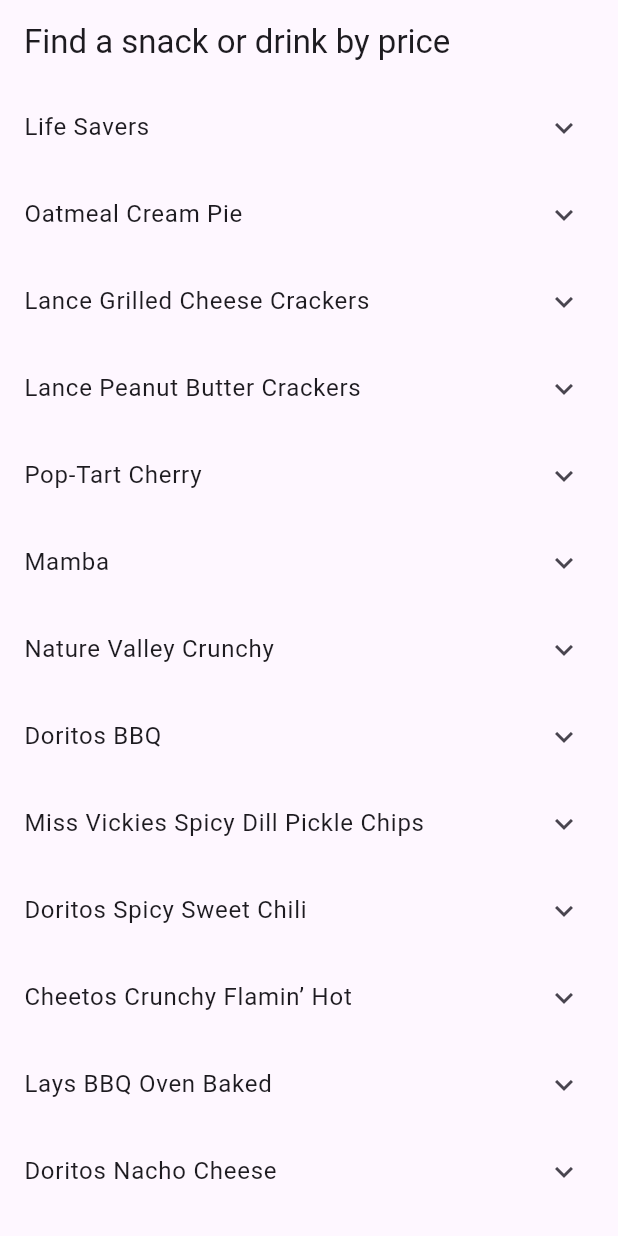
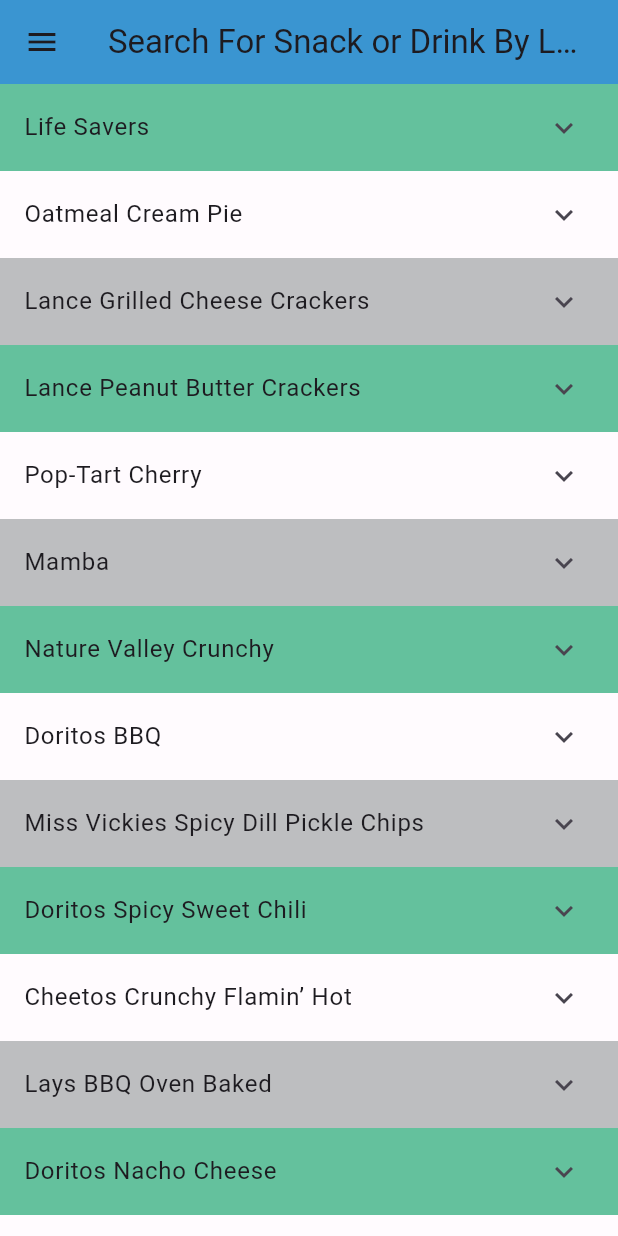
Before and after one commit to IUS-CS/c346-sp24-34658-project-snackmap, a Flutter app: the screen it shows after launch, in the side drawer, after a tap on "Price", on a phone screen of 412 x 824 dp. Run offline on Flutter 3.47's test engine with Material 3 defaults, Android fonts, the phone set to English and light mode, and no system bars.

Commit message:
Fixed merge issues

```diff
--- a/src/SnackMap/lib/price_page.dart
+++ b/src/SnackMap/lib/price_page.dart
@@ -2,6 +2,7 @@
 import 'dart:convert';
 import 'package:flutter/material.dart';
 import 'package:flutter/services.dart';
+import 'main.dart';
 
 class PricePage extends StatefulWidget {
   const PricePage({super.key});
@@ -44,8 +45,17 @@
 
   @override
   Widget build(BuildContext context) {
+    int _colorIndex = 0; // Index to cycle through background colors
+
     return Scaffold(
-      appBar: AppBar(title: Text("Find a snack or drink by price")),
+      //Add drawer from main.dart
+      drawer: const SearchDrawer(),
+      appBar: AppBar(
+        backgroundColor: const Color(0xff3A95D1),
+        title: const Center(
+          child: Text('Search For Snack or Drink By Lowest Price'),
+        ),
+      ),
       body: Center(
         child: Container(
           child: ListView.builder(
@@ -53,19 +63,37 @@
             itemBuilder: (context, index) {
               //Get the item name
               List<String> parts = _priceMapList[index].split(':');
-
               //Get name,price,and location
               String snackName = parts[0].trim();
               List<String> pricesAndLocations = parts[1].trim().split(',');
-              return ExpansionTile(
-                title: Text(snackName),
-                children: <Widget>[
-                  for(int i =0; i < pricesAndLocations.length;i = i+2)
+              //Remove white space
+              for(int i =0; i < pricesAndLocations.length;i++){
+                pricesAndLocations[i] = pricesAndLocations[i].trim();
+              };
 
+              //Background colors
+              List<Color> backgroundColors = [
+                const Color(0xff64C19D),
+                const Color(0xffFFFBFE),
+                const Color(0xffBDBEC0),
+              ];
+
+              //Cycle through colors
+              Color backgroundColor = backgroundColors[_colorIndex];
+              _colorIndex = (_colorIndex + 1) % backgroundColors.length;
+
+              return Container(
+                color: backgroundColor,
+                child: ExpansionTile(
+                  title: Text(snackName),
+                  children: <Widget>[
+                    for(int i =0; i < pricesAndLocations.length;i = i+2)
                       ListTile(
-                      title: Text('\$${pricesAndLocations[i]} at${pricesAndLocations[i+1]}', textAlign: TextAlign.start),
-                    ),
-                ],
+                        //Output $price at location
+                        title: Text('\$${pricesAndLocations[i]} at ${pricesAndLocations[i+1]}', textAlign: TextAlign.start),
+                      ),
+                  ],
+                ),
               );
             },
           ),
@@ -74,217 +102,3 @@
     );
   }
 }
-
-
-// import 'dart:async';
-// import 'dart:convert';
-// import 'package:flutter/material.dart';
-// import 'package:flutter/services.dart';
-
-// class PricePage extends StatefulWidget {
-//   const PricePage({super.key});
-
-//   @override
-//   State<StatefulWidget> createState() {
-//     return MyAppScreenState();
-//   }
-// }
-
-// class MyAppScreenState extends State<PricePage> {
-//   List<String> _priceMapList = [];
-
-//   Future<List<String>> _loadpriceMapList() async {
-//     List<String> priceMapList = [];
-//     //Add each line in file to priceMapList
-//     await rootBundle.loadString('assets/PriceMap.txt').then((q) {
-//       for (String i in LineSplitter().convert(q)) {
-//         priceMapList.add(i);
-//       }
-//     });
-//     return priceMapList;
-//   }
-
-//   @override
-//   void initState() {
-//     _setup();
-//     super.initState();
-//   }
-
-//   _setup() async {
-//     //Retrieve the priceMapList
-//     List<String> priceMapList = await _loadpriceMapList();
-
-//     //Display the items in list
-//     setState(() {
-//       _priceMapList = priceMapList;
-//     });
-//   }
-
-//   @override
-//   Widget build(BuildContext context) {
-//     return Scaffold(
-//       appBar: AppBar(title: Text("Find a snack or drink by price")),
-//       body: Center(
-//         child: Container(
-//           child: ListView.builder(
-//             itemCount: _priceMapList.length,
-//             itemBuilder: (context, index) {
-//               //Get the item name
-//               List<String> parts = _priceMapList[index].split(':');
-
-//               //Get name,price,and location
-//               String snackName = parts[0].trim();
-//               List<String> pricesAndLocations = parts[1].trim().split(',');
-//               return ExpansionTile(
-//                 title: Text(snackName),
-//                 children: <Widget>[
-
-//                   //For each price in priceAndLocations
-//                   for (String item in pricesAndLocations)
-//                     ListTile(
-
-//                       title: Text('\$$item'),
-//                     ),
-//                 ],
-//               );
-//             },
-//           ),
-//         ),
-//       ),
-//     );
-//   }
-// }
-
-
-
-
-// import 'dart:async';
-// import 'dart:convert';
-// import 'package:flutter/material.dart';
-// import 'package:flutter/services.dart';
-
-
-
-// class PricePage extends StatefulWidget {
-//   const PricePage({super.key});
-
-//   @override
-//   State<StatefulWidget> createState() {
-//     return MyAppScreenState();
-//   }
-// }
-
-// class MyAppScreenState extends State<PricePage> {
-//   List<String> _priceMapList = [];
-
-//   Future<List<String>> _loadpriceMapList() async {
-//     List<String> priceMapList = [];
-//     await rootBundle.loadString('assets/PriceMap.txt').then((q) {
-//       for (String i in LineSplitter().convert(q)) {
-//         priceMapList.add(i);
-//       }
-//     });
-//     return priceMapList;
-//   }
-
-//   @override
-//   void initState() {
-//     _setup();
-//     super.initState();
-//   }
-
-//   _setup() async {
-//     // Retrieve the questions (Processed in the background)
-//     List<String> priceMapList = await _loadpriceMapList();
-
-//     // Notify the UI and display the questions
-//     setState(() {
-//       _priceMapList = priceMapList;
-//     });
-//   }
-
-//   @override
-//   Widget build(BuildContext context) {
-//     return Scaffold(
-//       appBar: AppBar(title: Text("Find a snack or drink by price")),
-//       body: Center(
-//         child: Container(
-//           child: ListView.builder(
-//             itemCount: _priceMapList.length,
-//             itemBuilder: (context, index) {
-//               return Text(_priceMapList[index]);
-//             },
-//           ),
-//         ),
-//       ),
-//     );
-//   }
-// }
-
-
-
-// import 'package:flutter/material.dart';
-// import 'search_by_price.dart';
-// import 'read_and_write.dart';
-
-
-// class PricePage extends StatefulWidget {
-//   const PricePage({Key? key}) : super(key: key);
-
-//   @override
-//   State<PricePage> createState() => _ExpandingTileState();
-// }
-
-// class _ExpandingTileState extends State<PricePage> {
-//   // Generate a list of Users, You often use API or database for creation of this list
-//   // // Generate a list of Users, You often use API or database for creation of this list
-//   final List<Map<String, dynamic>> _users = List.generate(
-//       20,
-//       (index) => {
-//             "id": index,
-//             "name": "User $index",
-//             "detail":
-//                 "User with id $index. You can write detail for expansion tile here."
-//           });
-
-
-//   @override
-//   Widget build(BuildContext context) {
-//     return Scaffold(
-//       appBar: AppBar(
-//         centerTitle: true,
-//         title: const Text('Search for a drink or snack by price.'),
-//       ),
-//       body: ListView.builder(
-//         itemCount: _users.length,
-//         itemBuilder: (_, index) {
-//           final item = _users[index];
-//           return Card(
-//             //Remember
-//             //Here key is required to save and restore ExpansionTile expanded state
-//             key: PageStorageKey(item['id']),
-
-//             child: ExpansionTile(
-//               controlAffinity: ListTileControlAffinity.leading,
-//               childrenPadding:
-//                   const EdgeInsets.symmetric(vertical: 10, horizontal: 20),
-//               expandedCrossAxisAlignment: CrossAxisAlignment.end,
-//               maintainState: true,
-//               title: Text(item['name']),
-//               // Expanded Contents
-//               children: [
-//                 ListTile(
-//                     leading: const CircleAvatar(
-//                       child: Icon(Icons.person),
-//                       backgroundColor: Colors.white,
-//                     ),
-//                     title: Text(item['detail'])),
-
-//               ],
-//             ),
-//           );
-//         },
-//       ),
-//     );
-//   }
-// }
```
Also changed, not shown: 2 other files.
